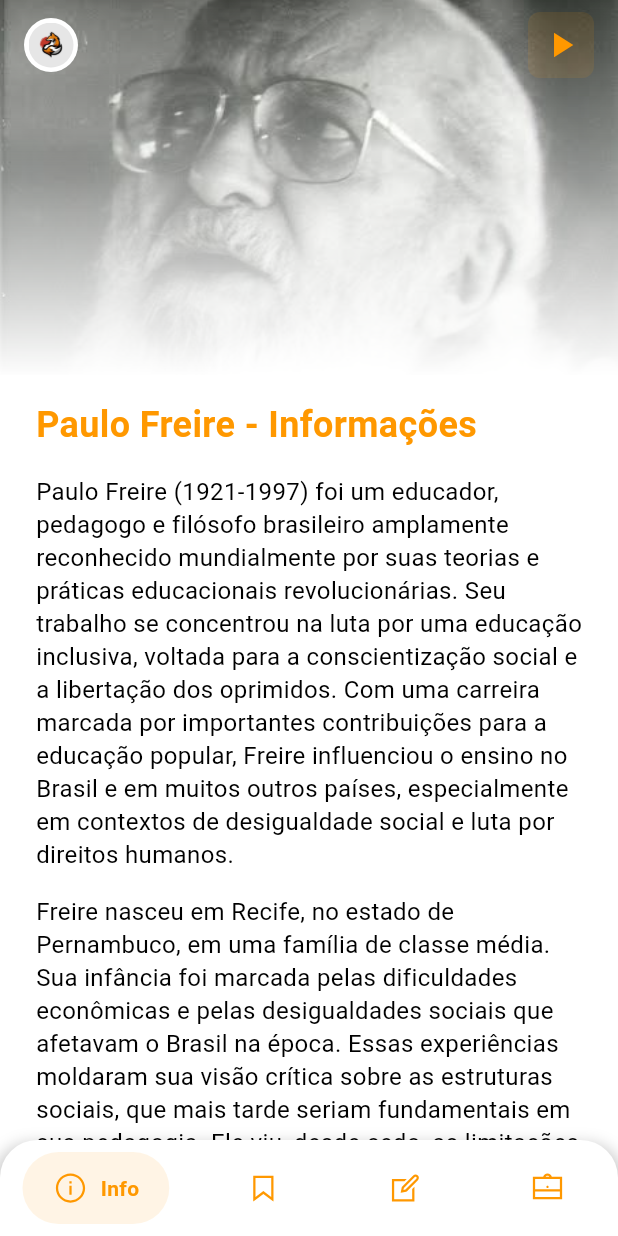
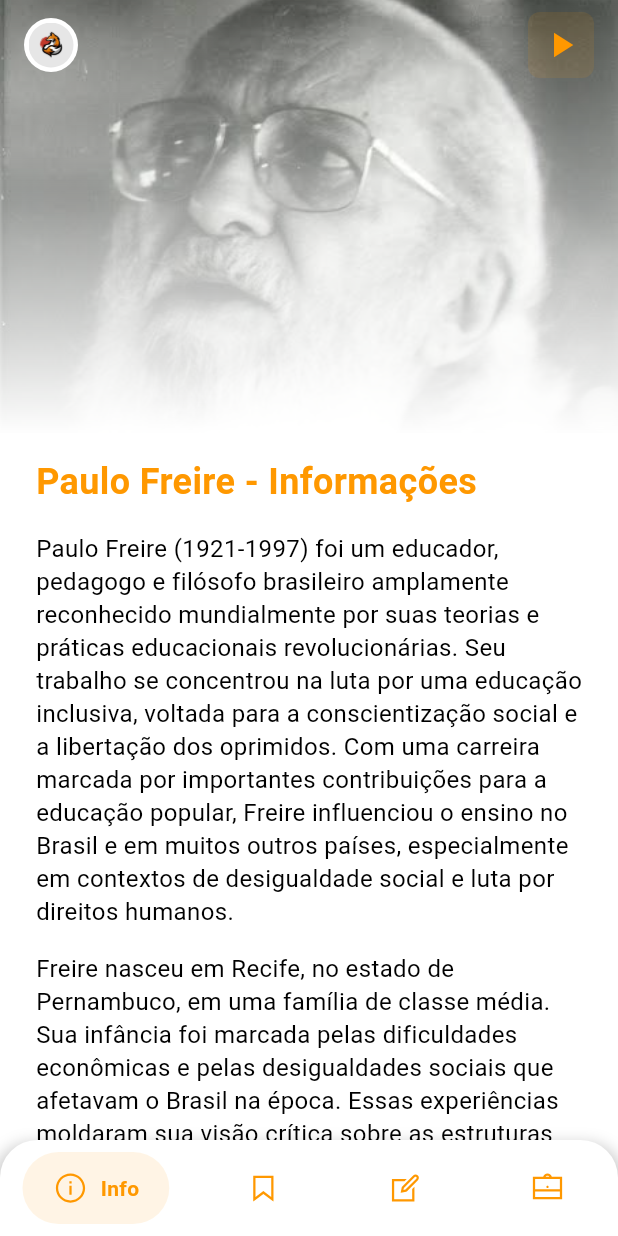
Before and after one commit to leonato-289/Paulo-Freire, a Flutter app: the screen it shows after launch, on a phone screen of 412 x 824 dp. Run offline on Flutter 3.47's test engine with Material 3 defaults, Android fonts, the light colour scheme and no system bars; drawn by our look-alikes of google_nav_bar; our stand-ins replace line_icons.

Commit message:
Atualizando código para nova build

```diff
--- a/lib/screens/home_screen.dart
+++ b/lib/screens/home_screen.dart
@@ -39,8 +39,7 @@ class _HomeScreenState extends State<HomeScreen> {
   Widget build(BuildContext context) {
     return Scaffold(
       backgroundColor: Colors.white,
-      body: SafeArea(
-        child: Stack(
+      body: Stack(
         children: [
           // Corpo principal que passa por baixo do topo
           Column(
@@ -98,12 +97,10 @@ class _HomeScreenState extends State<HomeScreen> {
           ),
         ],
       ),
-      ),
 
-      bottomNavigationBar: SafeArea(
-        child: Container(
+      bottomNavigationBar: Container(
         decoration: BoxDecoration(
-            color: Colors.white,
+          color: Colors.white, // Barra de navegação branca
           borderRadius: BorderRadius.only(
             topLeft: Radius.circular(25),
             topRight: Radius.circular(25),
@@ -129,6 +126,7 @@ class _HomeScreenState extends State<HomeScreen> {
             duration: Duration(milliseconds: 400),
             tabBackgroundColor: Colors.orange.withOpacity(0.1),
             color: Colors.orange,
+            backgroundColor: Colors.white, // Barra de navegação com fundo branco
             tabs: [
               GButton(
                 icon: LineIcons.infoCircle,
@@ -164,7 +162,6 @@ class _HomeScreenState extends State<HomeScreen> {
           ),
         ),
       ),
-      ),
     );
   }
 }
--- a/lib/screens/info_screen.dart
+++ b/lib/screens/info_screen.dart
@@ -12,7 +12,7 @@ class InfoScreen extends StatelessWidget {
               Image.asset(
                 'assets/images/paulo.jpeg', // Caminho correto da sua imagem
                 width: double.infinity, // Faz a imagem ocupar toda a largura
-                height: 250, // Ajuste a altura conforme necessário
+                height: MediaQuery.of(context).size.height * 0.35, // Ajuste a altura conforme necessário para cobrir a área
                 fit: BoxFit.cover, // Ajusta a imagem sem distorcer
               ),
               Positioned(
@@ -31,7 +31,7 @@ class InfoScreen extends StatelessWidget {
                     },
                     blendMode: BlendMode.dstIn,
                     child: Container(
-                      height: 280, // Estica o efeito para cobrir a imagem e além
+                      height: 350, // Estica o efeito para cobrir a imagem e além
                       color: Colors.white,
                     ),
                   ),
```
Also changed, not shown: pubspec.lock, 1 other file. Lines whose indentation alone changed are shown as unchanged.
